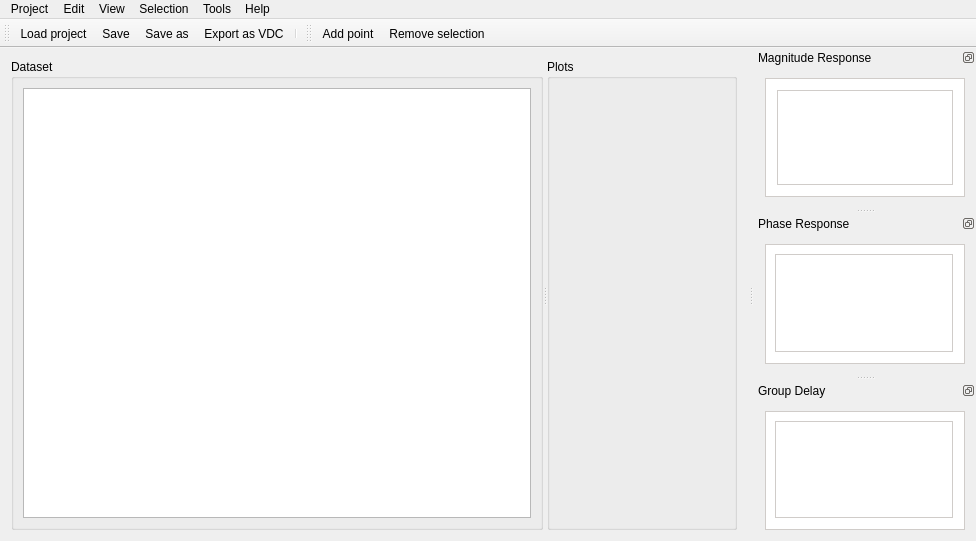
First picture: the form in VdcEditorWindow.ui, repository timschneeb/DDCToolbox, before the edit.
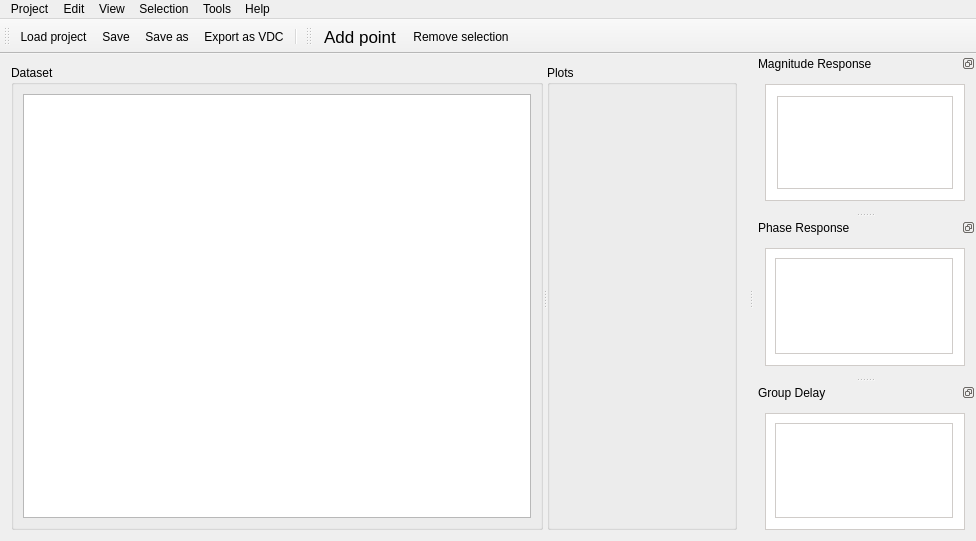
Second picture: the form after the edit. Icons and pictures are not drawn. Custom widgets are drawn as their Qt base class.

Commit message: Fix OSX DPI font scaling and UI layouts

What changed in the file:
```diff
--- a/VdcEditorWindow.ui
+++ b/VdcEditorWindow.ui
@@ -380,6 +380,11 @@
    <property name="toolTip">
     <string>Add point</string>
    </property>
+   <property name="font">
+    <font>
+     <pointsize>13</pointsize>
+    </font>
+   </property>
    <property name="shortcut">
     <string>Ctrl+N</string>
    </property>
```
Left out of the diff: 2 changed lines with no effect on the pictures. The commit also changes 8 other files.
